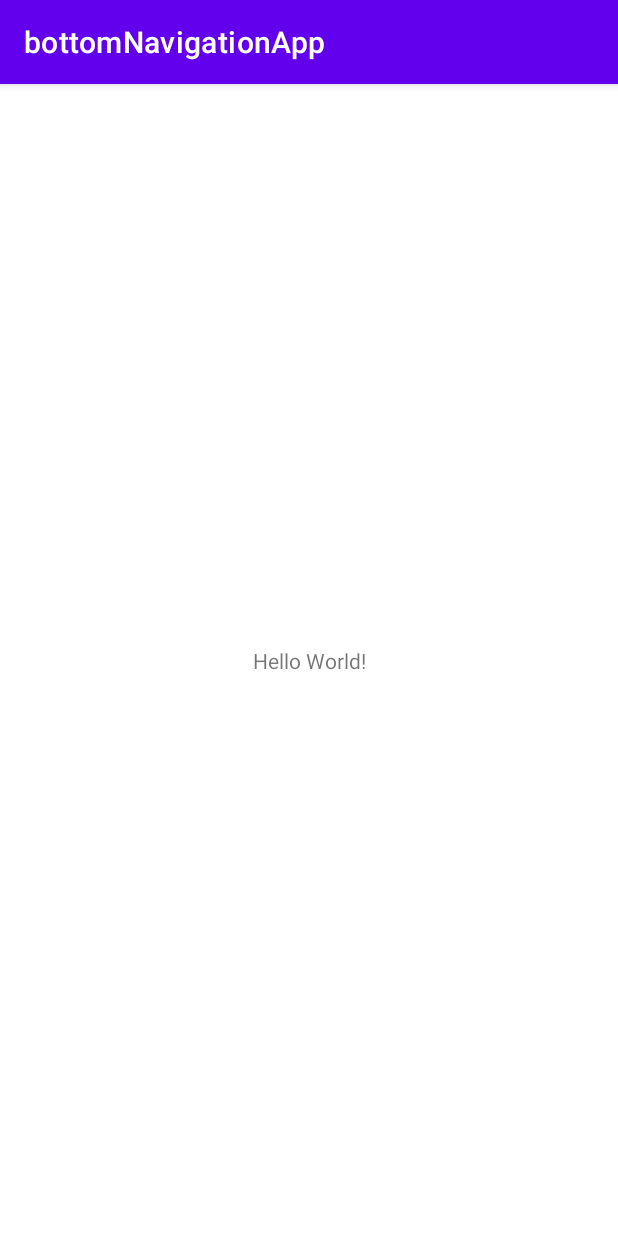
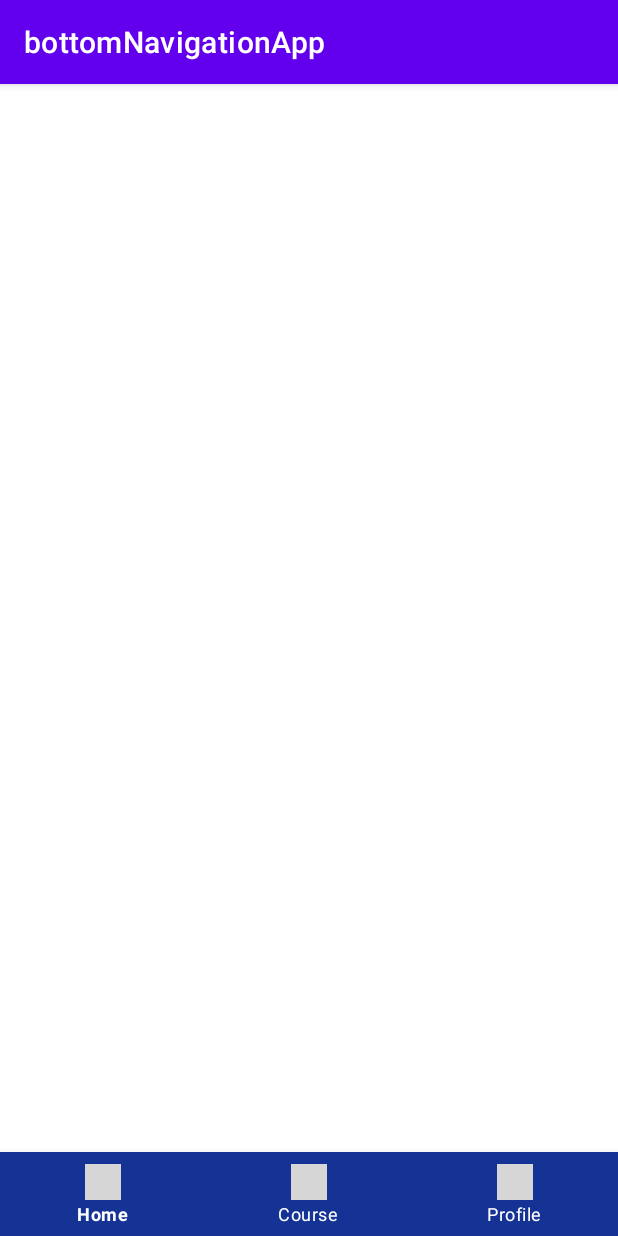
Before and after one commit to Luxlorys/bottomNavigationApp, an Android app: the screen it shows after launch (MainActivity), on a phone screen of 412 x 824 dp. Run offline under Robolectric (Android 15) with nearby library versions, the phone set to English and light mode, and no system bars; grey boxes are pictures that could not be loaded.

Commit message:
configured main activity

```diff
--- a/app/src/main/res/layout/activity_main.xml
+++ b/app/src/main/res/layout/activity_main.xml
@@ -1,18 +1,25 @@
 <?xml version="1.0" encoding="utf-8"?>
-<androidx.constraintlayout.widget.ConstraintLayout xmlns:android="http://schemas.android.com/apk/res/android"
+<RelativeLayout xmlns:android="http://schemas.android.com/apk/res/android"
     xmlns:app="http://schemas.android.com/apk/res-auto"
     xmlns:tools="http://schemas.android.com/tools"
     android:layout_width="match_parent"
     android:layout_height="match_parent"
     tools:context=".MainActivity">
 
-    <TextView
-        android:layout_width="wrap_content"
+    <FrameLayout
+        android:id="@+id/fragment_container"
+        android:layout_width="match_parent"
+        android:layout_height="match_parent"/>
+
+    <com.google.android.material.bottomnavigation.BottomNavigationView
+        android:id="@+id/bottom_navigation"
+        android:layout_width="match_parent"
         android:layout_height="wrap_content"
-        android:text="Hello World!"
-        app:layout_constraintBottom_toBottomOf="parent"
-        app:layout_constraintEnd_toEndOf="parent"
-        app:layout_constraintStart_toStartOf="parent"
-        app:layout_constraintTop_toTopOf="parent" />
+        android:layout_alignParentBottom="true"
+        android:layout_gravity="bottom"
+        android:background="#153395"
+        app:itemIconTint="@android:color/holo_blue_bright"
+        app:itemTextColor="@android:color/white"
+        app:menu="@menu/bottom_menu" />
 
-</androidx.constraintlayout.widget.ConstraintLayout>
+</RelativeLayout>
```
